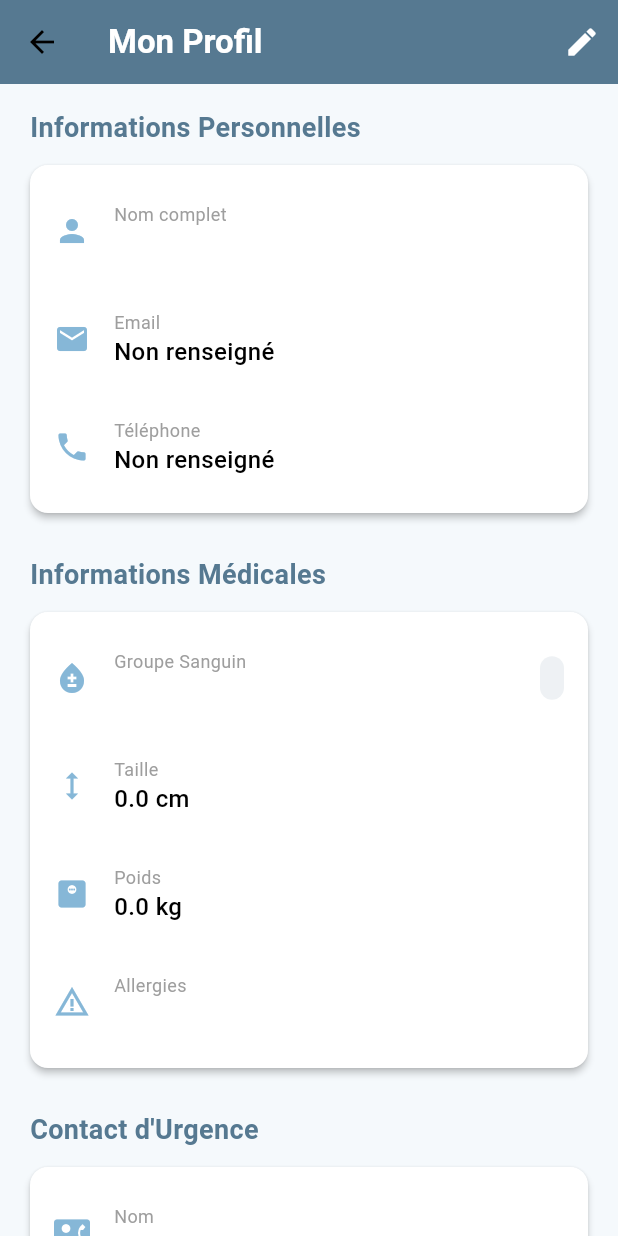
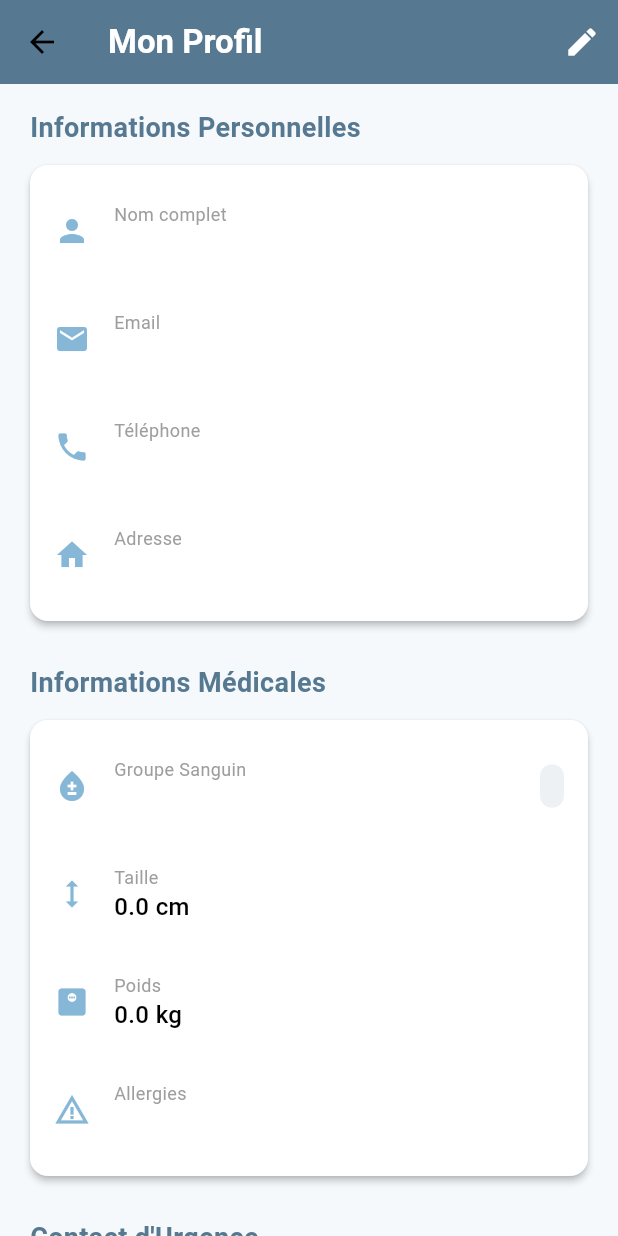
Before and after one commit to Zahra0706/Application-de-gestion-medicale-FrontEnd, a Flutter app: the PatientProfileScreen screen opened directly, on a phone screen of 412 x 824 dp. Run offline on Flutter 3.47's test engine with Material 3 defaults, Android fonts, the phone set to English and light mode, and no system bars; our stand-ins replace file_picker, pdf, printing, shared_preferences; accounts and stored records are empty.

Commit message:
update password

```diff
--- a/lib/views/patient/profile/edit_profile_screen.dart
+++ b/lib/views/patient/profile/edit_profile_screen.dart
@@ -2,7 +2,6 @@ import 'package:flutter/material.dart';
 import 'package:provider/provider.dart';
 import '../../../view_models/patient/patient_profile_view_model.dart';
 import '../../../view_models/patient_auth_view_model.dart';
-import '../../../models/patient_profile_model.dart';
 
 class EditProfileScreen extends StatefulWidget {
   const EditProfileScreen({super.key});
--- a/lib/views/patient/profile/patient_profile_screen.dart
+++ b/lib/views/patient/profile/patient_profile_screen.dart
@@ -33,7 +33,8 @@ class _PatientProfileScreenState extends State<PatientProfileScreen> {
   Widget build(BuildContext context) {
     final profileVM = context.watch<PatientProfileViewModel>();
     final authVM = context.watch<PatientAuthViewModel>();
-    final user = authVM.authResponse?.user;
+    // Prefer the updated user data from profileVM, fall back to authVM if profile hasn't loaded yet
+    final user = profileVM.profileData?.user ?? authVM.authResponse?.user;
 
     return Scaffold(
       backgroundColor: const Color(0xFFF5F9FC),
@@ -92,6 +93,12 @@ class _PatientProfileScreenState extends State<PatientProfileScreen> {
                               Icons.phone,
                               "Téléphone",
                               user?.phone ?? "Non renseigné",
+                            ),
+                            const Divider(),
+                            _buildInfoRow(
+                              Icons.home,
+                              "Adresse",
+                              user?.address ?? "Non renseigné",
                             ),
                           ],
                         ),
```
